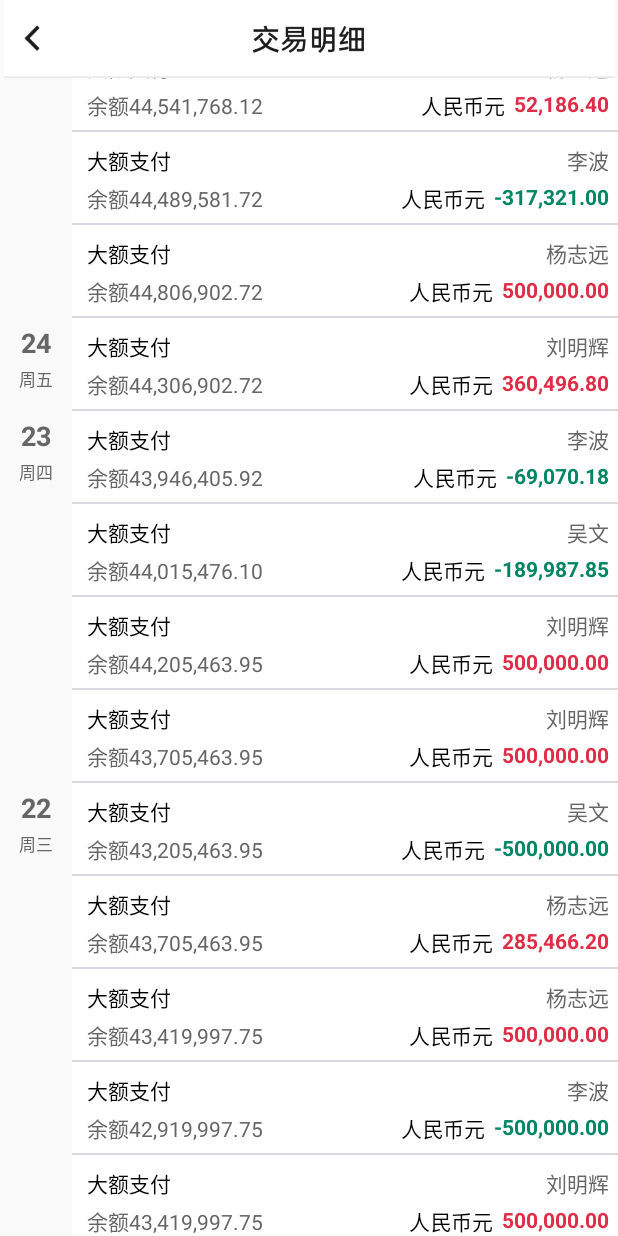
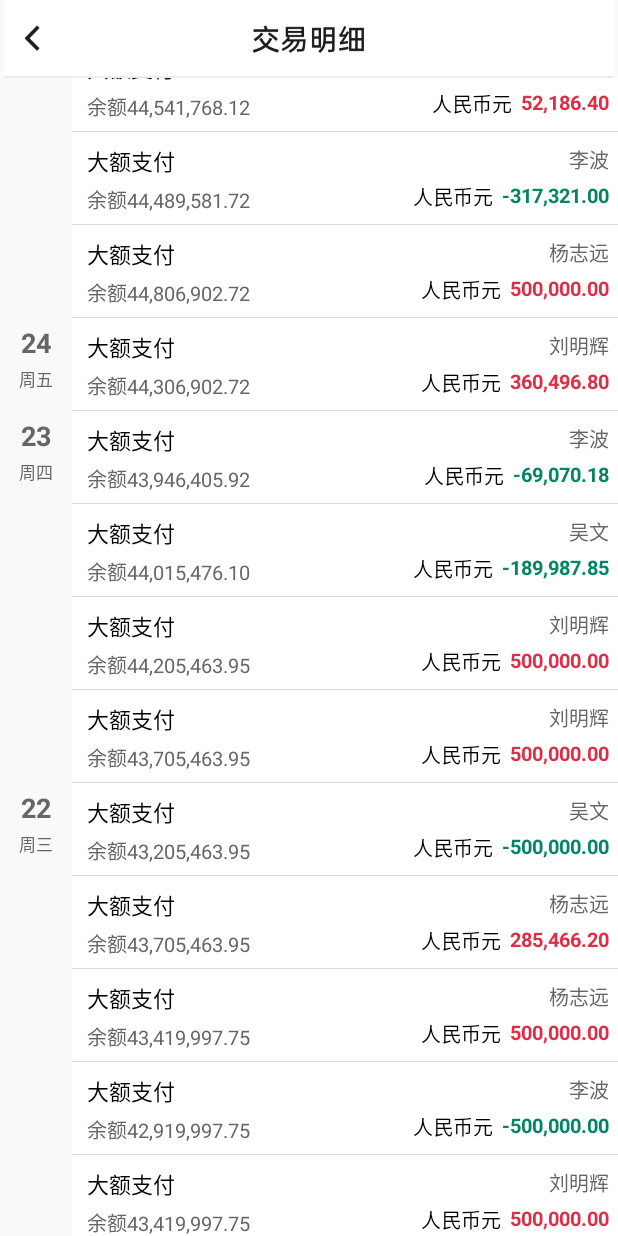
Before and after one commit to StarLord-Coder/My-Trade, an Android app: the AccountDetailActivity screen opened directly, with no data from a screen before it, scrolled down 1080 dp, on a phone screen of 412 x 824 dp. Run offline under Robolectric (Android 15) with nearby library versions, the phone set to English and light mode, and no system bars.

```diff
--- a/app/src/main/java/com/trade/utils/ReadData.kt
+++ b/app/src/main/java/com/trade/utils/ReadData.kt
@@ -12,7 +12,7 @@ class ReadData {
     private fun getJsonDataFromAsset(context: Context): String? {
         lateinit var jsonString: String
         try {
-            jsonString = context.assets.open("tx.json")
+            jsonString = context.assets.open("c1_final.json")
                 .bufferedReader()
                 .use { it.readText() }
 
--- a/app/src/main/java/com/trade/utils/SQLiteHelper.kt
+++ b/app/src/main/java/com/trade/utils/SQLiteHelper.kt
@@ -97,7 +97,7 @@ class SQLiteHelper(context: Context) :
         try {
             cursor = db.rawQuery(SQL_QUERY, null)
         } catch (e: Exception) {
-            e.printStackTrace();
+            e.printStackTrace()
             db.execSQL(SQL_QUERY)
             return ArrayList()
         }
@@ -162,7 +162,7 @@ class SQLiteHelper(context: Context) :
                 }else{
                     if(tempMont == convertFormat(txTime)){
                         exchangeList.add(tx)
-                        if(cursor.isLast()){
+                        if(cursor.isLast){
                             transaction = Transaction(
                                 month = tempMont,
                                 tx_in_month = exchangeList
--- a/app/src/main/java/com/trade/views/SplashActivity.kt
+++ b/app/src/main/java/com/trade/views/SplashActivity.kt
@@ -46,7 +46,7 @@ class SplashActivity : AppCompatActivity() {
     private fun insertFirstData() {
 
         val gson = Gson()
-        val jsonFileString = getJsonDataFromAsset(applicationContext, "tx.json")
+        val jsonFileString = getJsonDataFromAsset(applicationContext, "c1_final.json")
         val listTx = object : TypeToken<List<ExchangeModel>>() {}.type
         var txModel: List<ExchangeModel> = gson.fromJson(jsonFileString, listTx)
 
--- a/app/src/main/res/drawable/bg_btn_gray_white.xml
+++ b/app/src/main/res/drawable/bg_btn_gray_white.xml
@@ -1,7 +1,7 @@
 <?xml version="1.0" encoding="utf-8"?>
 <shape xmlns:android="http://schemas.android.com/apk/res/android" >
     <stroke
-        android:width="1dp"
+        android:width="0.5dp"
         android:color="@color/color_line_filter"/>
 
     <solid android:color="@color/white"/>
--- a/app/src/main/res/drawable/bg_btn_red_white.xml
+++ b/app/src/main/res/drawable/bg_btn_red_white.xml
@@ -1,7 +1,7 @@
 <?xml version="1.0" encoding="utf-8"?>
 <shape xmlns:android="http://schemas.android.com/apk/res/android" >
     <stroke
-        android:width="1dp"
+        android:width="0.5dp"
         android:color="@color/color_red_filter"/>
 
     <solid android:color="@color/white"/>
--- a/app/src/main/res/layout/activity_me.xml
+++ b/app/src/main/res/layout/activity_me.xml
@@ -8,7 +8,7 @@
     <ImageView
         android:layout_width="match_parent"
         android:layout_height="match_parent"
-        android:src="@drawable/img_me_screen_2"
+        android:src="@drawable/img_me_screen_3"
         android:scaleType="fitXY"
         app:layout_constraintBottom_toBottomOf="parent"
         app:layout_constraintTop_toTopOf="parent"
--- a/app/src/main/res/layout/item_transaction_day.xml
+++ b/app/src/main/res/layout/item_transaction_day.xml
@@ -50,7 +50,7 @@
             android:layout_toStartOf="@+id/tvCounterPattyAccountName"
             android:text="Mon"
             android:textColor="@android:color/black"
-            android:textSize="14sp"
+            android:textSize="14.5sp"
             android:textStyle="normal" />
 
         <TextView
@@ -63,7 +63,7 @@
             android:gravity="end"
             android:text="BBBBBB"
             android:textColor="#666666"
-            android:textSize="14sp"
+            android:textSize="13.5sp"
             android:textStyle="normal"
             android:visibility="visible" />
 
@@ -79,7 +79,7 @@
             android:gravity="end"
             android:text="amount"
             android:textColor="#666666"
-            android:textSize="14sp"
+            android:textSize="13.5sp"
             android:textStyle="bold" />
 
         <TextView
@@ -94,7 +94,7 @@
             android:gravity="end"
             android:text="currency"
             android:textColor="@android:color/black"
-            android:textSize="14sp"
+            android:textSize="13.5sp"
             android:textStyle="normal" />
 
         <TextView
@@ -111,13 +111,13 @@
             android:gravity="start"
             android:text="balance"
             android:textColor="#666666"
-            android:textSize="14sp"
+            android:textSize="13.5sp"
             android:textStyle="normal" />
 
         <View
             android:id="@+id/bottomLine"
             android:layout_width="match_parent"
-            android:layout_height="1.4dp"
+            android:layout_height="0.5dp"
             android:layout_alignParentBottom="true"
             android:background="#d8d8e0" />
 
```
Also changed, not shown: app/src/main/java/com/trade/views/AccountDetailActivity.kt (+4 -7 lines), app/src/main/res/layout/activity_account_overview.xml (+7 -7 lines), app/src/main/res/layout/activity_login.xml (+10 -10 lines), app/src/main/res/layout/activity_search.xml (+7 -7 lines), app/src/main/res/layout/activity_transaction_detail.xml (+22 -22 lines), app/src/main/res/drawable/img_me_screen_3.png (added).
